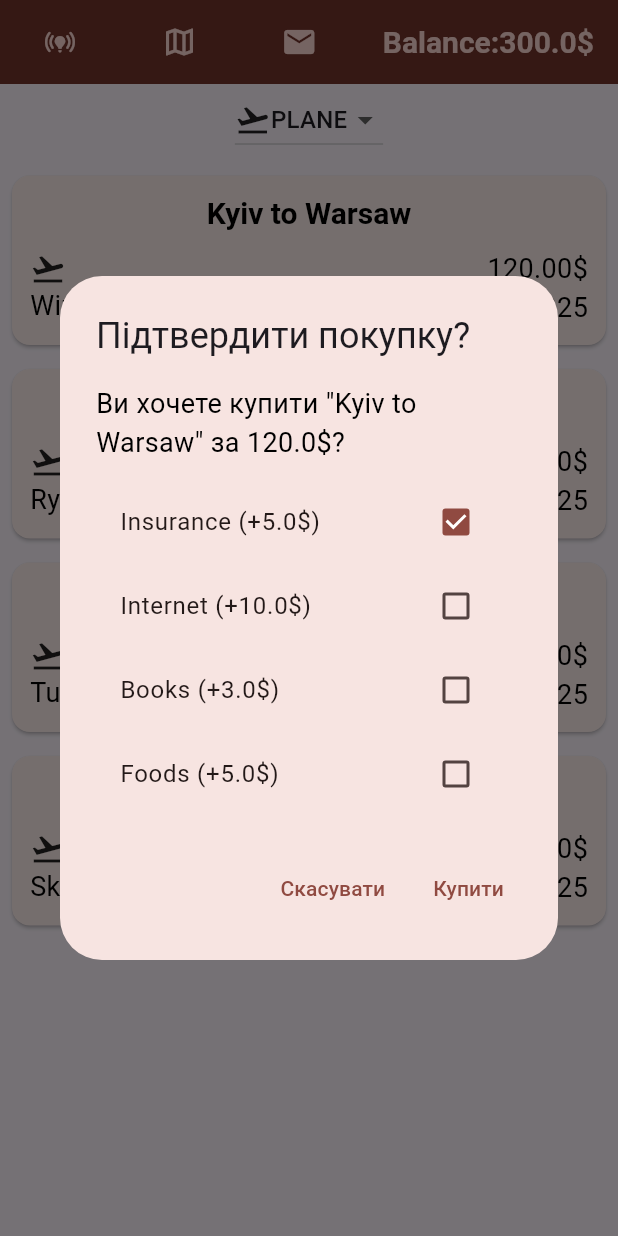
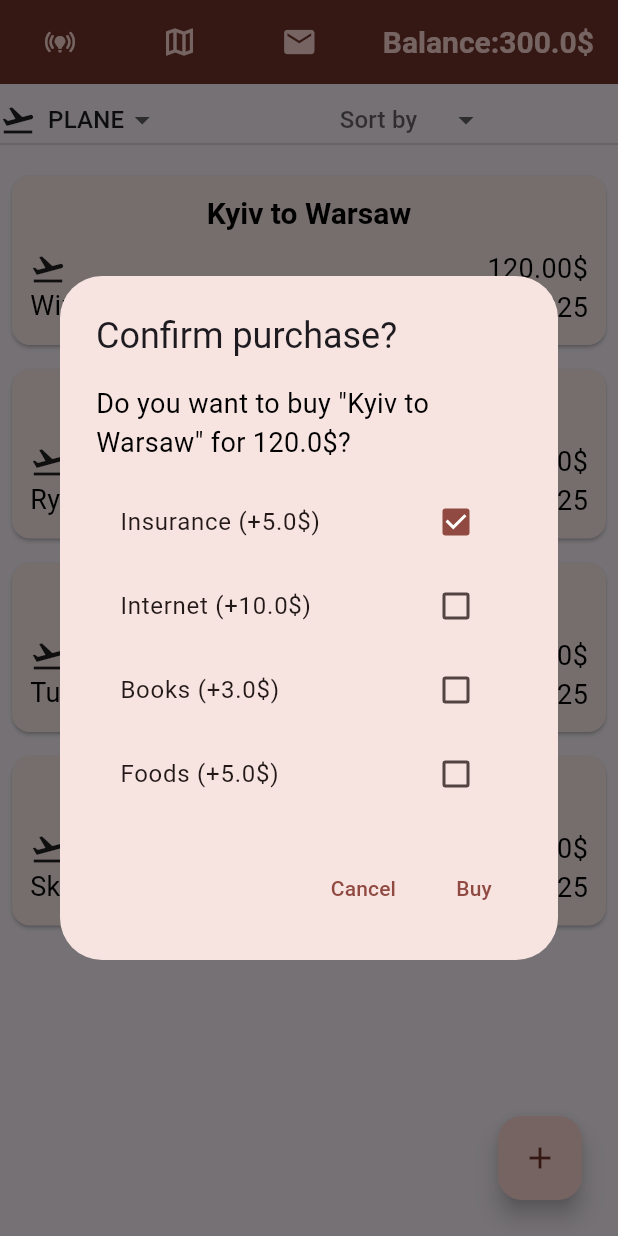
Before and after one commit to oleggoodgame/TravelProject, a Flutter app: the screen it shows after launch, after a tap on "Kyiv to Warsaw", on a phone screen of 412 x 824 dp. Run offline on Flutter 3.47's test engine with Material 3 defaults, Android fonts, the phone set to English and light mode, and no system bars; our stand-ins replace flutter_riverpod.

Commit message:
Added some feature

```diff
--- a/lib/main.dart
+++ b/lib/main.dart
@@ -1,5 +1,6 @@
 import 'package:flutter/material.dart';
 import 'package:eight/widgets/TravelPage.dart';
+import 'package:flutter_riverpod/flutter_riverpod.dart';
 
 var kColorScheme = ColorScheme.fromSeed(
   seedColor: const Color.fromARGB(255, 197, 15, 15),
@@ -26,7 +27,7 @@ void main() {
         ),
 
       ),
-      home: const TravelPage(),
+      home: ProviderScope(child: const TravelPage()),
     ),
   );
 }
--- a/lib/models/Travel.dart
+++ b/lib/models/Travel.dart
@@ -40,3 +40,9 @@ class Interest {
 
   Interest({required this.selected, required this.price});
 }
+
+class User{
+  int id;
+  String name;
+  User({required this.id, required this.name});
+}
--- /dev/null
+++ b/lib/providers/travelProvider.dart
@@ -0,0 +1,22 @@
+import 'package:flutter_riverpod/flutter_riverpod.dart';
+
+enum Filter { price_higher, price_low, days }
+
+final filterProvider = NotifierProvider<FilterNotifier, Filter?>(() {
+  return FilterNotifier();
+});
+
+class FilterNotifier extends Notifier<Filter?> {
+  @override
+  Filter? build() {
+    return null;
+  }
+
+  void setFilter(Filter? newFilter) {
+    state = newFilter;
+  }
+
+  void clearFilter() {
+    state = null;
+  }
+}
--- a/lib/widgets/BuyPage.dart
+++ b/lib/widgets/BuyPage.dart
@@ -1,16 +1,28 @@
+import 'package:eight/providers/travelProvider.dart';
 import 'package:flutter/material.dart';
 import 'package:eight/models/Travel.dart';
 import 'package:eight/widgets/PlainTravels.dart';
 import 'package:eight/widgets/CarTravels.dart';
 import 'package:eight/widgets/TrainTravels.dart';
+import 'package:eight/widgets/AddNewTravel.dart';
+import 'package:flutter_riverpod/flutter_riverpod.dart';
 
-class Buypage extends StatelessWidget {
+const Map<Filter, String> filterLabels = {
+  Filter.price_higher: 'Price ↑',
+  Filter.price_low: 'Price ↓',
+  Filter.days: 'Earliest Date',
+};
+
+class Buypage extends ConsumerWidget {
   final Category selectedCategory;
   final Function(Category) onCategoryChanged;
   final void Function(BuildContext, Travel) onTravelTap;
   final List<Travel> planeTravels;
   final List<Travel> carTravels;
   final List<Travel> trainTravels;
+  final void Function(Travel) onAddTravel;
+  final User user;
+  final AppBar appBar;
   const Buypage({
     super.key,
     required this.selectedCategory,
@@ -19,22 +31,67 @@ class Buypage extends StatelessWidget {
     required this.planeTravels,
     required this.carTravels,
     required this.trainTravels,
+    required this.onAddTravel,
+    required this.user,
+    required this.appBar,
   });
 
   @override
-  Widget build(BuildContext context) {
-    return Column(
+  Widget build(BuildContext context, WidgetRef ref) {
+    Widget travelListWidget;
+    List<Travel> sortedTravels = [];
+    final selectedFilter = ref.watch(filterProvider);
+    if (selectedCategory == Category.plane) {
+      sortedTravels = [...planeTravels];
+
+      travelListWidget = PlaneList(
+        onTravelTap,
+        dummyPlaneTravels: sortedTravels,
+      );
+
+    } else if (selectedCategory == Category.car) {
+      sortedTravels = [...carTravels];
+      travelListWidget = CarList(onTravelTap, dummyCarTravels: sortedTravels);
+    } else {
+      sortedTravels = [...trainTravels];
+      travelListWidget = TrainList(
+        onTravelTap,
+        dummyTrainTravels: sortedTravels,
+      );
+    }
+    if (selectedFilter != null) {
+      switch (selectedFilter) {
+        case Filter.price_higher:
+          sortedTravels.sort((a, b) => b.price.compareTo(a.price));
+          break;
+        case Filter.price_low:
+          sortedTravels.sort((a, b) => a.price.compareTo(b.price));
+          break;
+        case Filter.days:
+          sortedTravels.sort((a, b) => a.date.compareTo(b.date));
+          break;
+      }
+    }
+    return Scaffold(
+      appBar: appBar,
+      body: Column(
         children: [
-        DropdownButton(
+          Row(
+            children: [
+              Expanded(
+                child: DropdownButton(
                   value: selectedCategory,
+                  alignment: Alignment.center,
                   items: Category.values
                       .map(
                         (category) => DropdownMenuItem(
                           value: category,
+                          alignment: Alignment.center,
                           child: Row(
                             children: [
                               Icon(categoryIcons[category]),
-                      Text(category.name.toUpperCase()),
+                              const SizedBox(width: 8),
+                              Text(category.name.toUpperCase(), textAlign: TextAlign.center,),
                             ],
                           ),
                         ),
@@ -46,15 +103,43 @@ class Buypage extends StatelessWidget {
                     }
                   },
                 ),
-        const SizedBox(height: 5),
+              ),
               Expanded(
-          child: selectedCategory == Category.plane
-              ? PlaneList(onTravelTap, dummyPlaneTravels: planeTravels)
-              : selectedCategory == Category.car
-                  ? CarList(onTravelTap, dummyCarTravels: carTravels)
-                  : TrainList(onTravelTap, dummyTrainTravels: trainTravels),
+                child: DropdownButton<Filter>(
+                  value: selectedFilter,
+                  alignment: Alignment.center,
+                  hint: const Text('Sort by'),
+                  items: Filter.values.map((filter) {
+                    return DropdownMenuItem(
+                      alignment: Alignment.center,
+                      value: filter,
+                      child: Text(filterLabels[filter]!, textAlign: TextAlign.center),
+                    );
+                  }).toList(),
+                  onChanged: (value) {
+                    ref.read(filterProvider.notifier).setFilter(value);
+                  },
+                ),
               ),
             ],
+          ),
+          const SizedBox(height: 5),
+          Expanded(child: travelListWidget),
+        ],
+      ),
+      floatingActionButton: Padding(
+        padding: const EdgeInsets.only(bottom: 8.0, right: 8.0),
+        child: FloatingActionButton(
+          onPressed: () {
+            showModalBottomSheet(
+              context: context,
+              builder: (ctx) =>
+                  NewTravel(onAddExpense: onAddTravel, user: user),
+            );
+          },
+          child: const Icon(Icons.add),
+        ),
+      ),
     );
   }
 }
--- a/lib/widgets/PlainTravels.dart
+++ b/lib/widgets/PlainTravels.dart
@@ -4,7 +4,7 @@ import 'package:eight/models/Travel.dart';
 import 'package:eight/widgets/listview/listview.dart';
 
 class PlaneList extends StatelessWidget {
-  PlaneList(this.onTap, { super.key, required this.dummyPlaneTravels});
+  const PlaneList(this.onTap, { super.key, required this.dummyPlaneTravels});
   final List<Travel> dummyPlaneTravels;
     final void Function(BuildContext context, Travel travel) onTap;
 
--- a/lib/widgets/TravelPage.dart
+++ b/lib/widgets/TravelPage.dart
@@ -14,6 +14,7 @@ class TravelPage extends StatefulWidget {
 }
 
 class _TravelPageState extends State<TravelPage> {
+  User user = User(id: 1, name: "Oleg");
   Category _selectedCategory = Category.plane;
   var _activeScreen = 'buy-screen';
   double _globalBalance = 300.0;
@@ -163,17 +164,30 @@ class _TravelPageState extends State<TravelPage> {
         carTravels: _carTravels,
         trainTravels: _trainTravels,
         onTravelTap: _onTravelTap,
+        user: user,
+        appBar: appBar(),
+        onAddTravel: _onAddTravel,
       );
     } else if (_activeScreen == 'email-screen') {
       screenWidget = PurchasedTripsScreen(
         _onReturnTap,
         purchasedTrips: _purchasedTrips,
+        appBar: appBar(),
       );
     } else if (_activeScreen == 'gps-screen') {
-      screenWidget = PlaceholderScreenGPS();
+      screenWidget = PlaceholderScreenGPS(appBar: appBar());
     }
-    return Scaffold(
-      appBar: AppBar(
+    return screenWidget;
+  }
+
+  void onCategoryChanged(Category category) {
+    setState(() {
+      _selectedCategory = category;
+    });
+  }
+
+  AppBar appBar() {
+    return AppBar(
       title: Row(
         mainAxisAlignment: MainAxisAlignment.spaceBetween,
         children: [
@@ -198,25 +212,16 @@ class _TravelPageState extends State<TravelPage> {
           ),
         ],
       ),
-      ),
-
-      body: screenWidget,
-    ); //
-  }
-
-  void onCategoryChanged(Category category) {
-    setState(() {
-      _selectedCategory = category;
-    });
+    );
   }
 
   void _onTravelTap(BuildContext context, Travel travel) {
+    if (travel.company != user.name) {
       double finalPrice = travel.price;
       double totalExtras = 0.0;
       showDialog(
         context: context,
         builder: (ctx) {
-        // Копіюємо інтереси, щоб не псувати глобальні
           final Map<String, Interest> localInterests = {
             for (var entry in _getInterestsForCategory(travel.category).entries)
               entry.key: Interest(
@@ -228,12 +233,12 @@ class _TravelPageState extends State<TravelPage> {
           return StatefulBuilder(
             builder: (ctx, setState) {
               return AlertDialog(
-              title: Text('Підтвердити покупку?'),
+                title: Text('Confirm purchase?'),
                 content: Column(
                   mainAxisSize: MainAxisSize.min,
                   children: [
                     Text(
-                    'Ви хочете купити "${travel.title}" за ${travel.price}\$?',
+                      'Do you want to buy "${travel.title}" for ${travel.price}\$?',
                     ),
                     const SizedBox(height: 12),
                     ...localInterests.entries.map((entry) {
@@ -252,7 +257,7 @@ class _TravelPageState extends State<TravelPage> {
                 actions: [
                   TextButton(
                     onPressed: () => Navigator.of(ctx).pop(),
-                  child: const Text('Скасувати'),
+                    child: const Text('Cancel'),
                   ),
                   TextButton(
                     onPressed: () {
@@ -265,20 +270,16 @@ class _TravelPageState extends State<TravelPage> {
                       finalPrice += totalExtras;
 
                       if (_globalBalance >= finalPrice) {
-                      Navigator.of(ctx).pop(); // закриваємо діалог
-                      _purchaseTravel(
-                        context,
-                        travel,
-                        totalExtras,
-                      ); // 🎯 сюди все пішло
+                        Navigator.of(ctx).pop();
+                        _purchaseTravel(context, travel, totalExtras);
                       } else {
                         Navigator.of(ctx).pop();
                         ScaffoldMessenger.of(context).showSnackBar(
-                        const SnackBar(content: Text('Недостатньо коштів')),
+                          const SnackBar(content: Text('Insufficient funds')),
                         );
                       }
                     },
-                  child: const Text('Купити'),
+                    child: const Text('Buy'),
                   ),
                 ],
               );
@@ -286,22 +287,38 @@ class _TravelPageState extends State<TravelPage> {
           );
         },
       );
+    } else {
+      showDialog(
+        context: context,
+        builder: (ctx) => AlertDialog(
+          title: const Text('Not available'),
+          content: const Text('You cannot buy your own trip.'),
+          actions: [
+            TextButton(
+              onPressed: () => Navigator.of(ctx).pop(),
+              child: const Text('Ок'),
+            ),
+          ],
+        ),
+      );
+    }
   }
 
   void _onReturnTap(BuildContext context, Travel travel) {
+    if (travel.company != user.name) {
       showDialog(
         context: context,
         builder: (ctx) => AlertDialog(
-        title: Text('Підтвердити повернення?'),
+          title: Text('Confirm return?'),
           content: Text(
-          'Вам повернуть "${travel.finalPrice}"\$ від поїздки "${travel.title}"',
+            'You will be refunded "${travel.finalPrice}"\$ from the trip "${travel.title}"',
           ),
           actions: [
             TextButton(
               onPressed: () {
                 Navigator.of(ctx).pop(); // закрити діалог
               },
-            child: const Text('Скасувати'),
+              child: const Text('Cancel'),
             ),
             TextButton(
               onPressed: () {
@@ -312,7 +329,7 @@ class _TravelPageState extends State<TravelPage> {
                 ScaffoldMessenger.of(context).showSnackBar(
                   SnackBar(
                     content: Text(
-                    'Повернено "${travel.title}". Баланс: $_globalBalance',
+                      'Returned "${travel.title}". Balance: $_globalBalance',
                     ),
                   ),
                 );
@@ -332,11 +349,26 @@ class _TravelPageState extends State<TravelPage> {
                 }
                 Navigator.of(ctx).pop(); // закрити діалог
               },
-            child: const Text('Повернути'),
+              child: const Text('Return'),
             ),
           ],
         ),
       );
+    } else {
+      showDialog(
+        context: context,
+        builder: (ctx) => AlertDialog(
+          title: const Text('Not available'),
+          content: const Text('You cannot refund your own trip.'),
+          actions: [
+            TextButton(
+              onPressed: () => Navigator.of(ctx).pop(),
+              child: const Text('Ок'),
+            ),
+          ],
+        ),
+      );
+    }
   }
 
   void _purchaseTravel(
@@ -361,9 +393,27 @@ class _TravelPageState extends State<TravelPage> {
 
     ScaffoldMessenger.of(context).showSnackBar(
       SnackBar(
-        content: Text('Куплено "${travel.title}". Баланс: $_globalBalance\$'),
+        content: Text('Bought "${travel.title}". Balance: $_globalBalance\$'),
       ),
     );
+  }
+
+  void _onAddTravel(Travel travel) {
+    setState(() {
+      if (travel.category == Category.plane) {
+        _planeTravels.add(travel);
+      } else if (travel.category == Category.car) {
+        _carTravels.add(travel);
+      } else {
+        _trainTravels.add(travel);
+      }
+      _purchasedTrips.add(travel);
+      ScaffoldMessenger.of(context).showSnackBar(
+        SnackBar(
+          content: Text('Added "${travel.title}". Balance: $_globalBalance\$'),
+        ),
+      );
+    });
   }
 
   Map<String, Interest> _getInterestsForCategory(Category category) {
--- a/pubspec.yaml
+++ b/pubspec.yaml
@@ -35,6 +35,7 @@ dependencies:
   # Use with the CupertinoIcons class for iOS style icons.
   cupertino_icons: ^1.0.8
   intl: ^0.18.0
+  flutter_riverpod: ^2.5.1
 
 dev_dependencies:
   flutter_test:
```
Also changed, not shown: lib/widgets/AddNewTravel.dart (added, +249 -0 lines), lib/widgets/BuyedPage.dart (+18 -12 lines), lib/widgets/GPSPage.dart (+11 -5 lines), pubspec.lock. Lines whose indentation alone changed are shown as unchanged.
